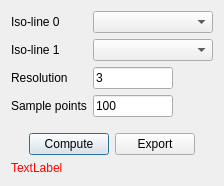
Above: freeview/DialogLineProfile.ui from freesurfer/freesurfer before the change. Below: the same form after it.
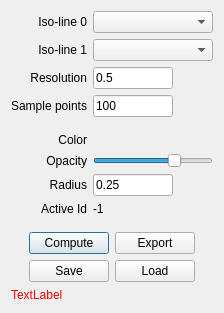
That is the form after the change. Custom widgets are drawn as their Qt base class.

Commit message: More options for line profile tool.

Patch:
```diff
--- a/freeview/DialogLineProfile.ui
+++ b/freeview/DialogLineProfile.ui
@@ -6,8 +6,8 @@
    <rect>
     <x>0</x>
     <y>0</y>
-    <width>247</width>
-    <height>223</height>
+    <width>268</width>
+    <height>377</height>
    </rect>
   </property>
   <property name="windowTitle">
@@ -24,6 +24,9 @@
        <property name="text">
         <string>Resolution</string>
        </property>
+       <property name="alignment">
+        <set>Qt::AlignRight|Qt::AlignTrailing|Qt::AlignVCenter</set>
+       </property>
       </widget>
      </item>
      <item row="2" column="1">
@@ -35,7 +38,7 @@
         </size>
        </property>
        <property name="text">
-        <string>3</string>
+        <string>0.5</string>
        </property>
       </widget>
      </item>
@@ -44,6 +47,9 @@
        <property name="text">
         <string>Sample points</string>
        </property>
+       <property name="alignment">
+        <set>Qt::AlignRight|Qt::AlignTrailing|Qt::AlignVCenter</set>
+       </property>
       </widget>
      </item>
      <item row="3" column="1">
@@ -64,6 +70,9 @@
        <property name="text">
         <string>Iso-line 0</string>
        </property>
+       <property name="alignment">
+        <set>Qt::AlignRight|Qt::AlignTrailing|Qt::AlignVCenter</set>
+       </property>
       </widget>
      </item>
      <item row="0" column="1">
@@ -81,11 +90,116 @@
        <property name="text">
         <string>Iso-line 1</string>
        </property>
+       <property name="alignment">
+        <set>Qt::AlignRight|Qt::AlignTrailing|Qt::AlignVCenter</set>
+       </property>
       </widget>
      </item>
      <item row="1" column="1">
       <widget class="QComboBox" name="comboBoxIsoLine2"/>
      </item>
+     <item row="5" column="1">
+      <widget class="QtColorPicker" name="colorPicker" native="true">
+       <property name="maximumSize">
+        <size>
+         <width>80</width>
+         <height>16777215</height>
+        </size>
+       </property>
+      </widget>
+     </item>
+     <item row="5" column="0">
+      <widget class="QLabel" name="label_5">
+       <property name="text">
+        <string>Color</string>
+       </property>
+       <property name="alignment">
+        <set>Qt::AlignRight|Qt::AlignTrailing|Qt::AlignVCenter</set>
+       </property>
+      </widget>
+     </item>
+     <item row="6" column="0">
+      <widget class="QLabel" name="label_11">
+       <property name="text">
+        <string>Opacity</string>
+       </property>
+       <property name="alignment">
+        <set>Qt::AlignRight|Qt::AlignTrailing|Qt::AlignVCenter</set>
+       </property>
+      </widget>
+     </item>
+     <item row="7" column="0">
+      <widget class="QLabel" name="label_12">
+       <property name="text">
+        <string>Radius</string>
+       </property>
+       <property name="alignment">
+        <set>Qt::AlignRight|Qt::AlignTrailing|Qt::AlignVCenter</set>
+       </property>
+      </widget>
+     </item>
+     <item row="7" column="1">
+      <widget class="QLineEdit" name="lineEditRadius">
+       <property name="maximumSize">
+        <size>
+         <width>80</width>
+         <height>16777215</height>
+        </size>
+       </property>
+       <property name="text">
+        <string>0.25</string>
+       </property>
+      </widget>
+     </item>
+     <item row="4" column="1">
+      <spacer name="verticalSpacer_2">
+       <property name="orientation">
+        <enum>Qt::Vertical</enum>
+       </property>
+       <property name="sizeType">
+        <enum>QSizePolicy::Fixed</enum>
+       </property>
+       <property name="sizeHint" stdset="0">
+        <size>
+         <width>5</width>
+         <height>10</height>
+        </size>
+       </property>
+      </spacer>
+     </item>
+     <item row="6" column="1">
+      <widget class="QSlider" name="sliderOpacity">
+       <property name="maximum">
+        <number>100</number>
+       </property>
+       <property name="value">
+        <number>70</number>
+       </property>
+       <property name="orientation">
+        <enum>Qt::Horizontal</enum>
+       </property>
+      </widget>
+     </item>
+     <item row="8" column="0">
+      <widget class="QLabel" name="label_13">
+       <property name="text">
+        <string>Active Id</string>
+       </property>
+       <property name="alignment">
+        <set>Qt::AlignRight|Qt::AlignTrailing|Qt::AlignVCenter</set>
+       </property>
+      </widget>
+     </item>
+     <item row="8" column="1">
+      <widget class="QLabel" name="labelActiveId">
+       <property name="text">
+        <string>-1</string>
+       </property>
+       <property name="alignment">
+        <set>Qt::AlignLeading|Qt::AlignLeft|Qt::AlignVCenter</set>
+       </property>
+      </widget>
+     </item>
     </layout>
    </item>
    <item>
@@ -148,6 +262,50 @@
      </item>
     </layout>
    </item>
+   <item>
+    <layout class="QHBoxLayout" name="horizontalLayout_2">
+     <item>
+      <spacer name="horizontalSpacer_3">
+       <property name="orientation">
+        <enum>Qt::Horizontal</enum>
+       </property>
+       <property name="sizeHint" stdset="0">
+        <size>
+         <width>5</width>
+         <height>5</height>
+        </size>
+       </property>
+      </spacer>
+     </item>
+     <item>
+      <widget class="QPushButton" name="pushButtonSave">
+       <property name="text">
+        <string>Save</string>
+       </property>
+      </widget>
+     </item>
+     <item>
+      <widget class="QPushButton" name="pushButtonLoad">
+       <property name="text">
+        <string>Load</string>
+       </property>
+      </widget>
+     </item>
+     <item>
+      <spacer name="horizontalSpacer_4">
+       <property name="orientation">
+        <enum>Qt::Horizontal</enum>
+       </property>
+       <property name="sizeHint" stdset="0">
+        <size>
+         <width>5</width>
+         <height>5</height>
+        </size>
+       </property>
+      </spacer>
+     </item>
+    </layout>
+   </item>
    <item>
     <widget class="QLabel" name="labelError">
      <property name="styleSheet">
@@ -160,6 +318,18 @@
    </item>
   </layout>
  </widget>
+ <customwidgets>
+  <customwidget>
+   <class>QtColorPicker</class>
+   <extends>QWidget</extends>
+   <header>qtcolorpicker.h</header>
+   <container>1</container>
+   <slots>
+    <signal>colorChanged(QColor)</signal>
+    <signal>currentColorChanged(QColor)</signal>
+   </slots>
+  </customwidget>
+ </customwidgets>
  <resources/>
  <connections>
   <connection>
```
Left out of the diff: 95 changed lines with no effect on the pictures. The commit also changes 20 other files.
